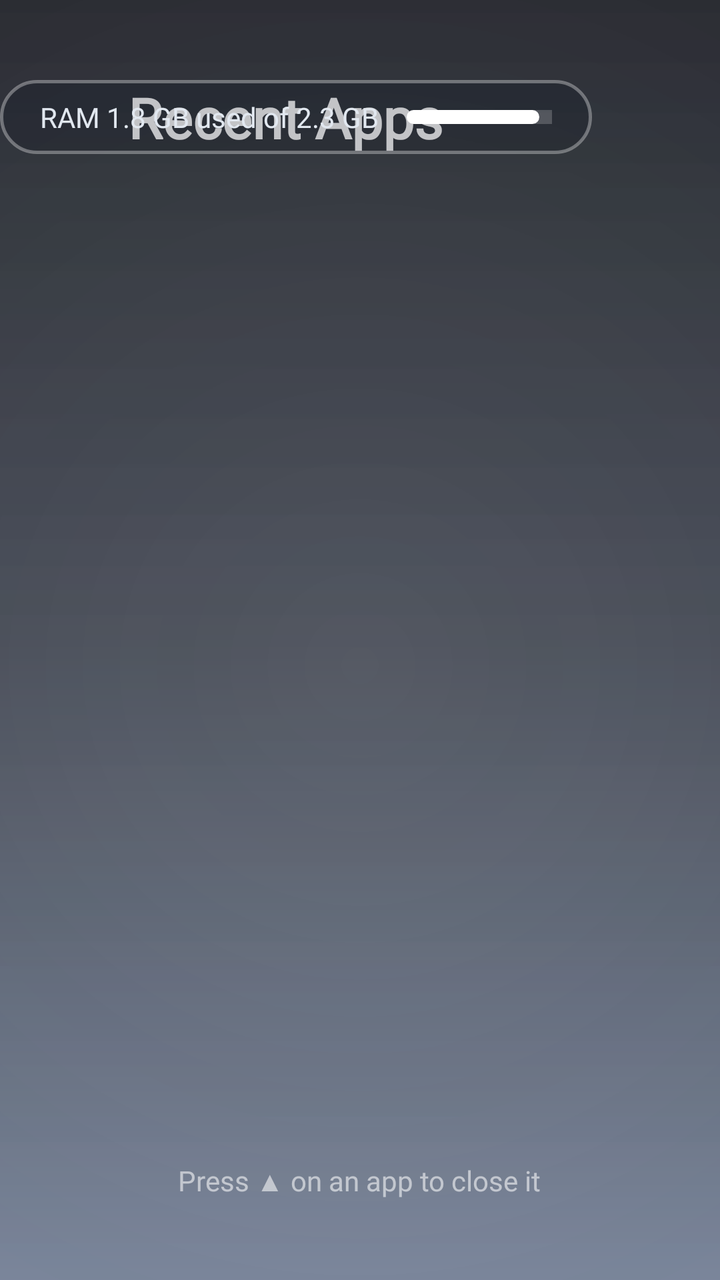
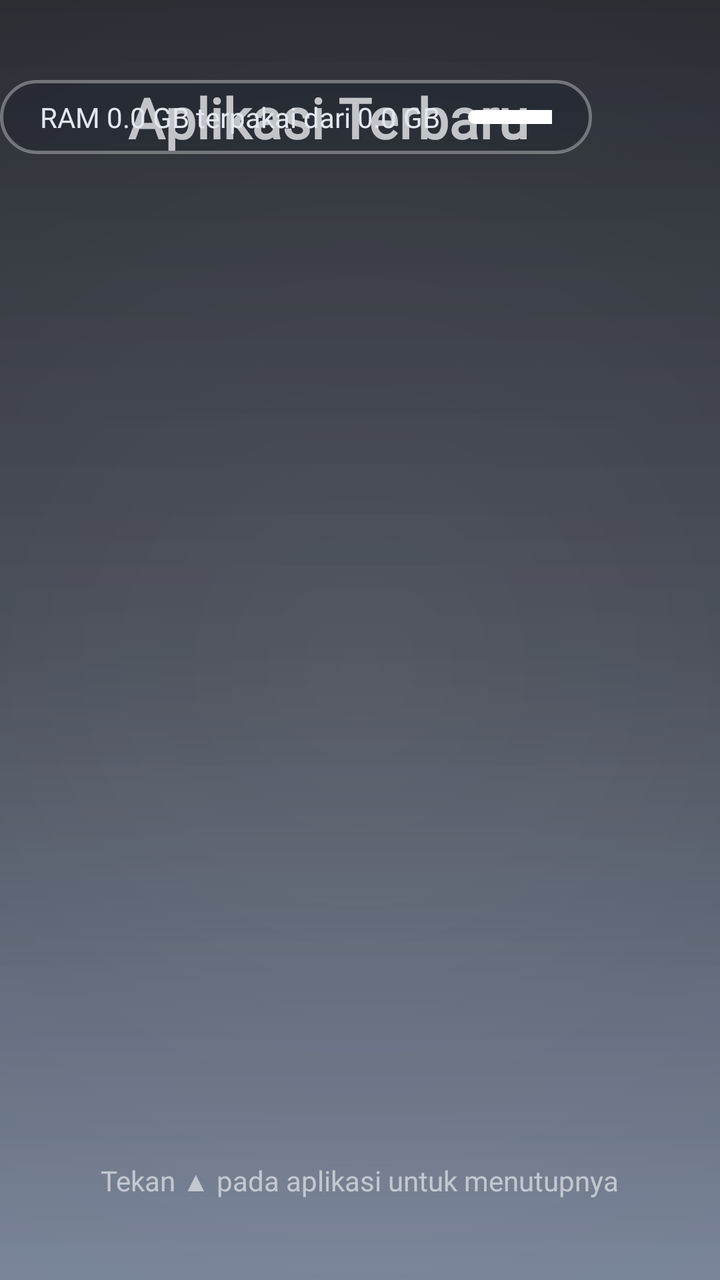

Two renders of the same Android screen: before a commit and after it. Below are the layout's source before the change and the commit's diff.
<!-- AndroidManifest.xml: activity theme Theme.TvHome.Translucent -->
<!-- res/layout/activity_recent_apps.xml -->
<?xml version="1.0" encoding="utf-8"?>
<FrameLayout xmlns:android="http://schemas.android.com/apk/res/android"
    android:layout_width="match_parent"
    android:layout_height="match_parent"
    android:background="@drawable/bg_recent_apps_glass"
    android:clipChildren="false"
    android:clipToPadding="false">

    
    <TextView
        android:id="@+id/tvRecentAppsTitle"
        android:layout_width="wrap_content"
        android:layout_height="wrap_content"
        android:layout_gravity="top|start"
        android:layout_marginStart="64dp"
        android:layout_marginTop="40dp"
        android:fontFamily="@font/outfit"
        android:text="Recent Apps"
        android:textColor="#FFFFFFFF"
        android:textSize="28sp"
        android:textStyle="bold" />

    
    <LinearLayout
        android:id="@+id/ramPill"
        android:layout_width="wrap_content"
        android:layout_height="wrap_content"
        android:layout_gravity="top|end"
        android:layout_marginEnd="64dp"
        android:layout_marginTop="40dp"
        android:background="@drawable/bg_ram_pill"
        android:gravity="center_vertical"
        android:orientation="horizontal">

        <TextView
            android:id="@+id/tvRamText"
            android:layout_width="wrap_content"
            android:layout_height="wrap_content"
            android:fontFamily="@font/outfit"
            android:text="RAM 1.8 GB used of 2.3 GB"
            android:textColor="#FFE2E8F0"
            android:textSize="14sp" />

        <ProgressBar
            android:id="@+id/pbRam"
            style="?android:attr/progressBarStyleHorizontal"
            android:layout_width="85dp"
            android:layout_height="7dp"
            android:layout_marginStart="14dp"
            android:max="100"
            android:progress="78"
            android:progressDrawable="@drawable/progress_ram" />
    </LinearLayout>

    
    <TextView
        android:id="@+id/tvEmptyRecents"
        android:layout_width="wrap_content"
        android:layout_height="wrap_content"
        android:layout_gravity="center"
        android:fontFamily="@font/outfit"
        android:text="No recent apps running"
        android:textColor="#88FFFFFF"
        android:textSize="18sp"
        android:visibility="gone" />

    
    <androidx.recyclerview.widget.RecyclerView
        android:id="@+id/rvRecentApps"
        android:layout_width="match_parent"
        android:layout_height="wrap_content"
        android:layout_gravity="center"
        android:clipChildren="false"
        android:clipToPadding="false"
        android:descendantFocusability="afterDescendants"
        android:overScrollMode="never"
        android:paddingEnd="64dp"
        android:paddingStart="64dp" />

    
    <TextView
        android:id="@+id/tvBottomHint"
        android:layout_width="wrap_content"
        android:layout_height="wrap_content"
        android:layout_gravity="bottom|center_horizontal"
        android:layout_marginBottom="40dp"
        android:fontFamily="@font/outfit"
        android:text="Press ▲ on an app to close it"
        android:textColor="#90FFFFFF"
        android:textSize="14sp" />

</FrameLayout>
<!-- resources referenced by this layout -->
<resources>
  <!-- drawable bg_ram_pill (drawable) -->
  <?xml version="1.0" encoding="utf-8"?>
  <shape xmlns:android="http://schemas.android.com/apk/res/android"
      android:shape="rectangle">
      <solid android:color="#40101522" />
      <stroke
          android:width="1.5dp"
          android:color="#55FFFFFF" />
      <corners android:radius="24dp" />
      <padding
          android:left="20dp"
          android:top="9dp"
          android:right="20dp"
          android:bottom="9dp" />
  </shape>
  <!-- drawable bg_recent_apps_glass (drawable) -->
  <?xml version="1.0" encoding="utf-8"?>
  <layer-list xmlns:android="http://schemas.android.com/apk/res/android">
      
      <item>
          <shape android:shape="rectangle">
              <gradient
                  android:type="linear"
                  android:angle="270"
                  android:startColor="#E612151D"
                  android:centerColor="#D9222938"
                  android:endColor="#D95A6882" />
          </shape>
      </item>
  
      
      <item>
          <shape android:shape="rectangle">
              <gradient
                  android:type="radial"
                  android:gradientRadius="850dp"
                  android:centerX="50%"
                  android:centerY="52%"
                  android:startColor="#1FFFFFFF"
                  android:centerColor="#08FFFFFF"
                  android:endColor="#00000000" />
          </shape>
      </item>
  
      
      <item>
          <shape android:shape="rectangle">
              <gradient
                  android:type="linear"
                  android:angle="270"
                  android:startColor="#33080A0E"
                  android:endColor="#00000000" />
          </shape>
      </item>
  </layer-list>
  <!-- drawable progress_ram (drawable) -->
  <?xml version="1.0" encoding="utf-8"?>
  <layer-list xmlns:android="http://schemas.android.com/apk/res/android">
      <item android:id="@android:id/background">
          <shape android:shape="rectangle">
              <corners android:radius="4dp" />
              <solid android:color="#33FFFFFF" />
          </shape>
      </item>
      <item android:id="@android:id/progress">
          <scale android:scaleWidth="100%">
              <shape android:shape="rectangle">
                  <corners android:radius="4dp" />
                  <solid android:color="#FFFFFFFF" />
              </shape>
          </scale>
      </item>
  </layer-list>
  <style name="Theme.TvHome.Translucent" parent="android:Theme.Material.NoActionBar.Fullscreen">
          <item name="android:windowIsTranslucent">true</item>
          <item name="android:windowBackground">@android:color/transparent</item>
          <item name="android:colorBackground">@android:color/transparent</item>
          <item name="android:windowAnimationStyle">@android:style/Animation.Dialog</item>
          <item name="android:windowDisablePreview">true</item>
      </style>
</resources>

<!-- the commit's change to res/layout/activity_recent_apps.xml (unified diff, before → after) -->
@@ -15,7 +15,7 @@
         android:layout_marginStart="64dp"
         android:layout_marginTop="40dp"
         android:fontFamily="@font/outfit"
-        android:text="Recent Apps"
+        android:text="Aplikasi Terbaru"
         android:textColor="#FFFFFFFF"
         android:textSize="28sp"
         android:textStyle="bold" />
@@ -37,7 +37,7 @@
             android:layout_width="wrap_content"
             android:layout_height="wrap_content"
             android:fontFamily="@font/outfit"
-            android:text="RAM 1.8 GB used of 2.3 GB"
+            android:text="RAM 0.0 GB terpakai dari 0.0 GB"
             android:textColor="#FFE2E8F0"
             android:textSize="14sp" />
 
@@ -59,7 +59,7 @@
         android:layout_height="wrap_content"
         android:layout_gravity="center"
         android:fontFamily="@font/outfit"
-        android:text="No recent apps running"
+        android:text="Tidak ada aplikasi yang berjalan"
         android:textColor="#88FFFFFF"
         android:textSize="18sp"
         android:visibility="gone" />
@@ -85,7 +85,7 @@
         android:layout_gravity="bottom|center_horizontal"
         android:layout_marginBottom="40dp"
         android:fontFamily="@font/outfit"
-        android:text="Press ▲ on an app to close it"
+        android:text="Tekan ▲ pada aplikasi untuk menutupnya"
         android:textColor="#90FFFFFF"
         android:textSize="14sp" />
 
